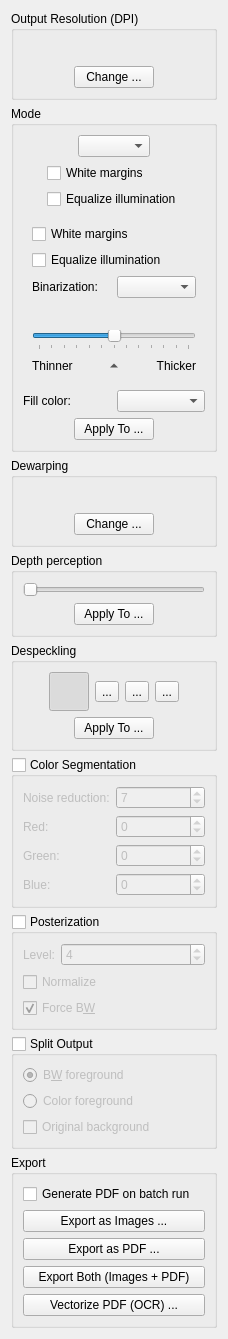
Old version of the form filters/output/ui/OutputOptionsWidget.ui in the repository pascal-baobab/scantailor.
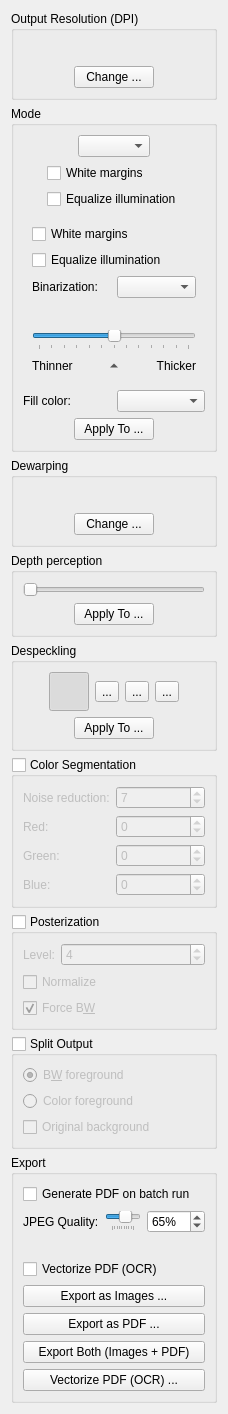
New version of the form. Icons and pictures are not drawn. Custom widgets are drawn as their Qt base class.

Commit message:
Add compact PDF export with JPEG quality control and Poppler support
- Enable Poppler in Windows CI (mingw-w64-x86_64-poppler, ENABLE_POPPLER=ON)
- Add exportCompactPdf() to VectorPdfExporter for JPEG-compressed PDF
- Add JPEG quality slider (10-100%) with per-page size estimate in Output options
- Add "Vectorize PDF (OCR)" checkbox for searchable PDF with text overlay
- Refactor MainWindow::doExportPdf() to delegate to VectorPdfExporter

```diff
--- a/filters/output/ui/OutputOptionsWidget.ui
+++ b/filters/output/ui/OutputOptionsWidget.ui
@@ -920,6 +920,75 @@
         </property>
        </widget>
       </item>
+      <item>
+       <layout class="QHBoxLayout" name="jpegQualityLayout">
+        <item>
+         <widget class="QLabel" name="jpegQualityLabel">
+          <property name="text">
+           <string>JPEG Quality:</string>
+          </property>
+         </widget>
+        </item>
+        <item>
+         <widget class="QSlider" name="jpegQualitySlider">
+          <property name="minimum">
+           <number>10</number>
+          </property>
+          <property name="maximum">
+           <number>100</number>
+          </property>
+          <property name="value">
+           <number>65</number>
+          </property>
+          <property name="orientation">
+           <enum>Qt::Horizontal</enum>
+          </property>
+          <property name="tickPosition">
+           <enum>QSlider::TicksBelow</enum>
+          </property>
+          <property name="tickInterval">
+           <number>10</number>
+          </property>
+         </widget>
+        </item>
+        <item>
+         <widget class="QSpinBox" name="jpegQualitySpin">
+          <property name="minimum">
+           <number>10</number>
+          </property>
+          <property name="maximum">
+           <number>100</number>
+          </property>
+          <property name="value">
+           <number>65</number>
+          </property>
+          <property name="suffix">
+           <string>%</string>
+          </property>
+         </widget>
+        </item>
+       </layout>
+      </item>
+      <item>
+       <widget class="QLabel" name="pdfSizeEstLabel">
+        <property name="text">
+         <string/>
+        </property>
+        <property name="textFormat">
+         <enum>Qt::RichText</enum>
+        </property>
+       </widget>
+      </item>
+      <item>
+       <widget class="QCheckBox" name="autoVectorizePdfCB">
+        <property name="text">
+         <string>Vectorize PDF (OCR)</string>
+        </property>
+        <property name="toolTip">
+         <string>When checked, the PDF will include an invisible OCR text overlay (searchable/selectable, requires Tesseract)</string>
+        </property>
+       </widget>
+      </item>
       <item>
        <widget class="QPushButton" name="exportImagesBtn">
         <property name="text">
```
The commit also changes 7 other files.
